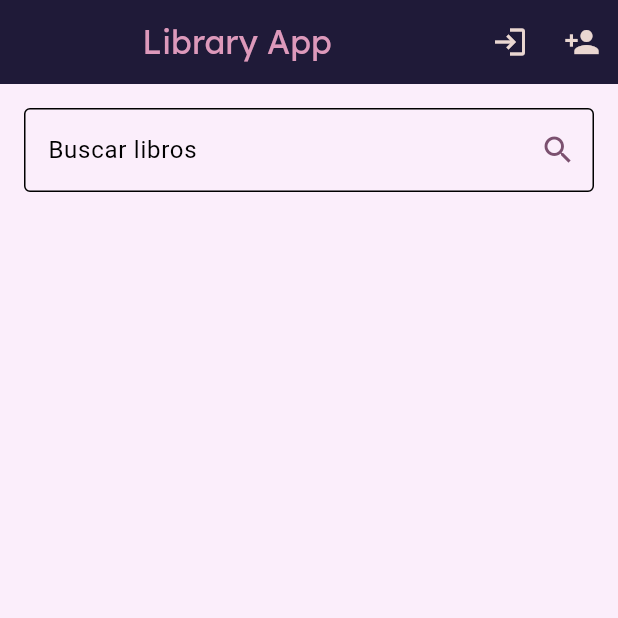
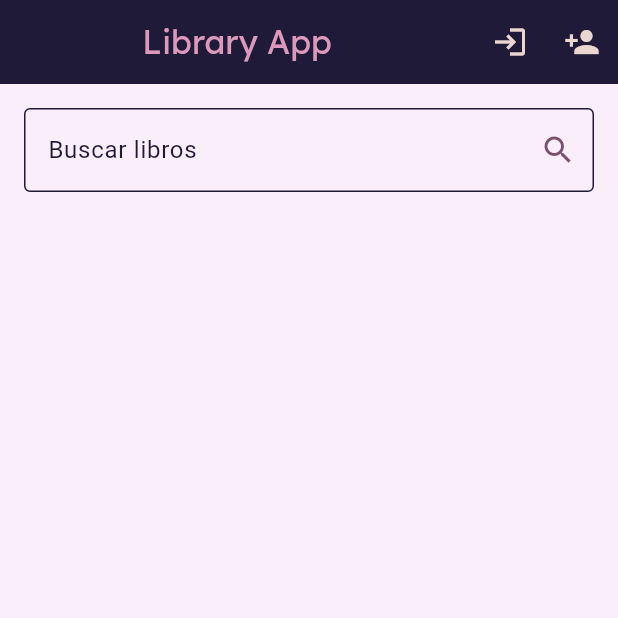
Before and after one commit to Carol-88/LibraryApp, a Flutter app: the screen it shows after launch, on a phone screen of 412 x 824 dp, the top half of it. Run offline on Flutter 3.47's test engine with Material 3 defaults, Android fonts, the phone set to English and light mode, and no system bars; our stand-ins replace cloud_firestore, firebase_auth, firebase_core, google_fonts; accounts and stored records are empty.

Commit message:
update styles

```diff
--- a/lib/screens/home_screen.dart
+++ b/lib/screens/home_screen.dart
@@ -94,19 +94,41 @@
               controller: _searchController,
               decoration: InputDecoration(
                 labelText: 'Buscar libros',
+                labelStyle:
+                    TextStyle(color: AppColors.background), // Color del label
                 border: OutlineInputBorder(),
+                focusedBorder: OutlineInputBorder(
+                  borderSide: BorderSide(color: AppColors.dark, width: 2.0),
+                ),
+                enabledBorder: OutlineInputBorder(
+                  borderSide:
+                      BorderSide(color: AppColors.background, width: 1.0),
+                ),
                 suffixIcon: IconButton(
                   icon: Icon(Icons.search, color: AppColors.dark),
                   onPressed: _searchBooks,
                 ),
               ),
+              cursorColor: AppColors.dark,
+              style: TextStyle(color: AppColors.background),
             ),
             SizedBox(height: 16),
             _isLoading
-                ? CircularProgressIndicator()
+                ? Expanded(
+                    child: Center(
+                      child: CircularProgressIndicator(
+                        valueColor: AlwaysStoppedAnimation(AppColors.dark),
+                        strokeWidth: 6.0, // Aumenta el grosor del spinner
+                      ),
+                    ),
+                  )
                 : Expanded(
-                    child: ListView.builder(
+                    child: ListView.separated(
                       itemCount: _searchResults.length,
+                      separatorBuilder: (context, index) => Divider(
+                        color: AppColors.dark,
+                        thickness: 1.0,
+                      ), // Línea divisoria entre elementos
                       itemBuilder: (context, index) {
                         final book = _searchResults[index];
                         return ListTile(
```
Also changed, not shown: lib/screens/user_screen.dart (+42 -6 lines).
